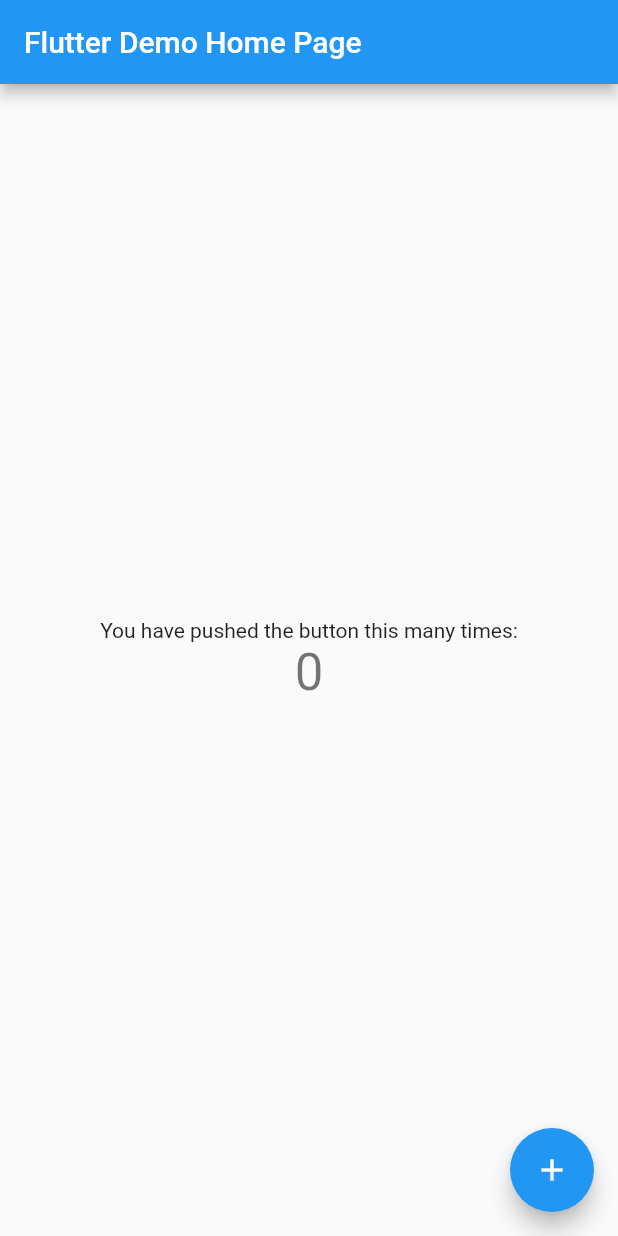
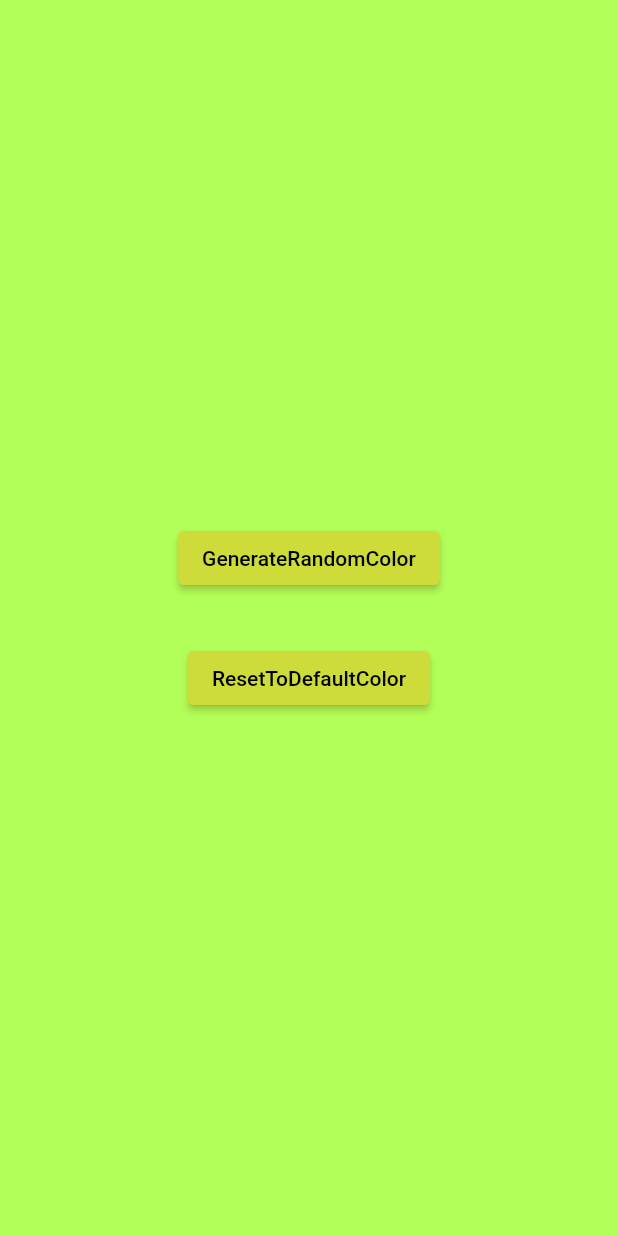
Before and after one commit to Enderw12/SolidFlutterTestTask, a Flutter app: the screen it shows after launch, on a phone screen of 412 x 824 dp. Run offline on Flutter 3.47's test engine with Material 2 defaults, Android fonts, the phone set to English and light mode, and no system bars.

Commit message:
added main application screen with state management

```diff
--- a/lib/main.dart
+++ b/lib/main.dart
@@ -1,115 +1,6 @@
 import 'package:flutter/material.dart';
+import 'package:flutter_solid_tamplate/ui/my_app.dart';
 
 void main() {
   runApp(const MyApp());
 }
-
-class MyApp extends StatelessWidget {
-  const MyApp({Key? key}) : super(key: key);
-
-  // This widget is the root of your application.
-  @override
-  Widget build(BuildContext context) {
-    return MaterialApp(
-      title: 'Flutter Demo',
-      theme: ThemeData(
-        // This is the theme of your application.
-        //
-        // Try running your application with "flutter run". You'll see the
-        // application has a blue toolbar. Then, without quitting the app, try
-        // changing the primarySwatch below to Colors.green and then invoke
-        // "hot reload" (press "r" in the console where you ran "flutter run",
-        // or simply save your changes to "hot reload" in a Flutter IDE).
-        // Notice that the counter didn't reset back to zero; the application
-        // is not restarted.
-        primarySwatch: Colors.blue,
-      ),
-      home: const MyHomePage(title: 'Flutter Demo Home Page'),
-    );
-  }
-}
-
-class MyHomePage extends StatefulWidget {
-  const MyHomePage({Key? key, required this.title}) : super(key: key);
-
-  // This widget is the home page of your application. It is stateful, meaning
-  // that it has a State object (defined below) that contains fields that affect
-  // how it looks.
-
-  // This class is the configuration for the state. It holds the values (in this
-  // case the title) provided by the parent (in this case the App widget) and
-  // used by the build method of the State. Fields in a Widget subclass are
-  // always marked "final".
-
-  final String title;
-
-  @override
-  State<MyHomePage> createState() => _MyHomePageState();
-}
-
-class _MyHomePageState extends State<MyHomePage> {
-  int _counter = 0;
-
-  void _incrementCounter() {
-    setState(() {
-      // This call to setState tells the Flutter framework that something has
-      // changed in this State, which causes it to rerun the build method below
-      // so that the display can reflect the updated values. If we changed
-      // _counter without calling setState(), then the build method would not be
-      // called again, and so nothing would appear to happen.
-      _counter++;
-    });
-  }
-
-  @override
-  Widget build(BuildContext context) {
-    // This method is rerun every time setState is called, for instance as done
-    // by the _incrementCounter method above.
-    //
-    // The Flutter framework has been optimized to make rerunning build methods
-    // fast, so that you can just rebuild anything that needs updating rather
-    // than having to individually change instances of widgets.
-    return Scaffold(
-      appBar: AppBar(
-        // Here we take the value from the MyHomePage object that was created by
-        // the App.build method, and use it to set our appbar title.
-        title: Text(widget.title),
-      ),
-      body: Center(
-        // Center is a layout widget. It takes a single child and positions it
-        // in the middle of the parent.
-        child: Column(
-          // Column is also a layout widget. It takes a list of children and
-          // arranges them vertically. By default, it sizes itself to fit its
-          // children horizontally, and tries to be as tall as its parent.
-          //
-          // Invoke "debug painting" (press "p" in the console, choose the
-          // "Toggle Debug Paint" action from the Flutter Inspector in Android
-          // Studio, or the "Toggle Debug Paint" command in Visual Studio Code)
-          // to see the wireframe for each widget.
-          //
-          // Column has various properties to control how it sizes itself and
-          // how it positions its children. Here we use mainAxisAlignment to
-          // center the children vertically; the main axis here is the vertical
-          // axis because Columns are vertical (the cross axis would be
-          // horizontal).
-          mainAxisAlignment: MainAxisAlignment.center,
-          children: <Widget>[
-            const Text(
-              'You have pushed the button this many times:',
-            ),
-            Text(
-              '$_counter',
-              style: Theme.of(context).textTheme.headline4,
-            ),
-          ],
-        ),
-      ),
-      floatingActionButton: FloatingActionButton(
-        onPressed: _incrementCounter,
-        tooltip: 'Increment',
-        child: const Icon(Icons.add),
-      ), // This trailing comma makes auto-formatting nicer for build methods.
-    );
-  }
-}
--- /dev/null
+++ b/lib/ui/home/home_screen.dart
@@ -0,0 +1,42 @@
+import 'package:flutter/material.dart';
+import 'package:flutter_solid_tamplate/bloc/color_generator/color_bloc.dart';
+import 'package:flutter_solid_tamplate/pkg/bloc/widgets/bloc_builder.dart';
+import 'package:flutter_solid_tamplate/ui/home/widgets/generate_random_color_button.dart';
+import 'package:flutter_solid_tamplate/ui/home/widgets/reset_to_default_color_button.dart';
+
+/// default screen of our application
+class HomeScreen extends StatelessWidget {
+  /// value required for named routes
+  static const String id = '/home_screen';
+
+  /// default home screen widget constructor (no dependencies required) "key"
+  const HomeScreen({Key? key}) : super(key: key);
+
+  @override
+  Widget build(BuildContext context) {
+    return ColoredBox(
+      // hardcoded White color improves visibility of transparent colors
+      color: Colors.white,
+      child: BlocBuilder<ColorBloc, ColorState>(
+        builder: (context, state) {
+          return Container(
+            color: state.color,
+            child: Center(
+              child: Column(
+                crossAxisAlignment: CrossAxisAlignment.center,
+                mainAxisAlignment: MainAxisAlignment.center,
+                children: const [
+                  GenerateRandomColorButton(),
+                  SizedBox(
+                    height: 32,
+                  ),
+                  ResetToDefaultColorButton(),
+                ],
+              ),
+            ),
+          );
+        },
+      ),
+    );
+  }
+}
--- /dev/null
+++ b/lib/ui/home/widgets/generate_random_color_button.dart
@@ -0,0 +1,22 @@
+import 'package:flutter/material.dart';
+import 'package:flutter_solid_tamplate/bloc/color_generator/color_bloc.dart';
+import 'package:provider/provider.dart';
+
+/// triggers [GenerateRandomColorEvent]
+class GenerateRandomColorButton extends StatelessWidget {
+  /// new [GenerateRandomColorButton] widget
+  const GenerateRandomColorButton({Key? key}) : super(key: key);
+
+  @override
+  Widget build(BuildContext context) {
+    return ElevatedButton(
+      onPressed: () => Provider.of<ColorBloc>(context, listen: false).add(
+        GenerateRandomColorEvent(),
+      ),
+      child: Text(
+        'GenerateRandomColor',
+        style: Theme.of(context).textTheme.button,
+      ),
+    );
+  }
+}
--- /dev/null
+++ b/lib/ui/home/widgets/reset_to_default_color_button.dart
@@ -0,0 +1,22 @@
+import 'package:flutter/material.dart';
+import 'package:flutter_solid_tamplate/bloc/color_generator/color_bloc.dart';
+import 'package:provider/provider.dart';
+
+/// triggers [ResetToDefaultColorEvent]
+class ResetToDefaultColorButton extends StatelessWidget {
+  /// new [ResetToDefaultColorButton] widget
+  const ResetToDefaultColorButton({Key? key}) : super(key: key);
+
+  @override
+  Widget build(BuildContext context) {
+    return ElevatedButton(
+      onPressed: () => Provider.of<ColorBloc>(context, listen: false).add(
+        ResetToDefaultColorEvent(),
+      ),
+      child: Text(
+        'ResetToDefaultColor',
+        style: Theme.of(context).textTheme.button,
+      ),
+    );
+  }
+}
--- /dev/null
+++ b/lib/ui/my_app.dart
@@ -0,0 +1,31 @@
+import 'package:flutter/material.dart';
+import 'package:flutter_solid_tamplate/bloc/color_generator/color_bloc.dart';
+import 'package:flutter_solid_tamplate/ui/home/home_screen.dart';
+import 'package:flutter_solid_tamplate/ui/theme/themes.dart';
+import 'package:provider/provider.dart';
+
+class MyApp extends StatelessWidget {
+  const MyApp();
+
+  // This widget is the root of your application.
+  @override
+  Widget build(BuildContext context) {
+    return MultiProvider(
+      providers: [
+        Provider(
+          create: (context) => ColorBloc(),
+        )
+      ],
+      child: MaterialApp(
+        title: 'Solid Random Color Demo',
+        theme: themeLight,
+        darkTheme: themeDark,
+        themeMode: ThemeMode.system,
+        initialRoute: HomeScreen.id,
+        routes: {
+          HomeScreen.id: (context) => const HomeScreen(),
+        },
+      ),
+    );
+  }
+}
--- /dev/null
+++ b/lib/ui/theme/themes.dart
@@ -0,0 +1,76 @@
+import 'package:flutter/material.dart';
+
+/// Dark theme generated with https://flutter-theme-editor.rob-b.co.uk/#/
+final themeDark = ThemeData(
+  brightness: Brightness.dark,
+  elevatedButtonTheme: ElevatedButtonThemeData(
+    style: ButtonStyle(
+      backgroundColor: MaterialStateProperty.resolveWith<Color?>(
+          (Set<MaterialState> states) {
+        if (states.contains(MaterialState.disabled)) return Colors.deepPurple;
+        if (states.contains(MaterialState.focused)) return Colors.deepPurple;
+        if (states.contains(MaterialState.hovered)) return Colors.deepPurple;
+
+        return Colors.deepPurple;
+      }),
+      foregroundColor: MaterialStateProperty.resolveWith<Color?>(
+          (Set<MaterialState> states) {
+        if (states.contains(MaterialState.disabled)) return Colors.deepPurple;
+        if (states.contains(MaterialState.focused)) return Colors.deepPurple;
+        if (states.contains(MaterialState.hovered)) return Colors.deepPurple;
+
+        return Colors.deepPurple;
+      }),
+      shadowColor: MaterialStateProperty.resolveWith<Color?>(
+          (Set<MaterialState> states) {
+        if (states.contains(MaterialState.disabled)) return Colors.deepPurple;
+        if (states.contains(MaterialState.focused)) return Colors.deepPurple;
+        if (states.contains(MaterialState.hovered)) return Colors.deepPurple;
+
+        return Colors.deepPurple;
+      }),
+    ),
+  ),
+  textTheme: const TextTheme(
+    button: TextStyle(
+      color: Colors.white,
+    ),
+  ),
+);
+
+/// Light theme generated with https://flutter-theme-editor.rob-b.co.uk/#/
+final themeLight = ThemeData(
+  elevatedButtonTheme: ElevatedButtonThemeData(
+    style: ButtonStyle(
+      backgroundColor: MaterialStateProperty.resolveWith<Color?>(
+          (Set<MaterialState> states) {
+        if (states.contains(MaterialState.disabled)) return Colors.lime;
+        if (states.contains(MaterialState.focused)) return Colors.lime;
+        if (states.contains(MaterialState.hovered)) return Colors.lime;
+
+        return Colors.lime;
+      }),
+      foregroundColor: MaterialStateProperty.resolveWith<Color?>(
+          (Set<MaterialState> states) {
+        if (states.contains(MaterialState.disabled)) return Colors.lime;
+        if (states.contains(MaterialState.focused)) return Colors.lime;
+        if (states.contains(MaterialState.hovered)) return Colors.lime;
+
+        return Colors.lime;
+      }),
+      shadowColor: MaterialStateProperty.resolveWith<Color?>(
+          (Set<MaterialState> states) {
+        if (states.contains(MaterialState.disabled)) return Colors.lime;
+        if (states.contains(MaterialState.focused)) return Colors.lime;
+        if (states.contains(MaterialState.hovered)) return Colors.lime;
+
+        return Colors.lime;
+      }),
+    ),
+  ),
+  textTheme: const TextTheme(
+    button: TextStyle(
+      color: Colors.black,
+    ),
+  ),
+);
```
Also changed, not shown: 1 other file.
